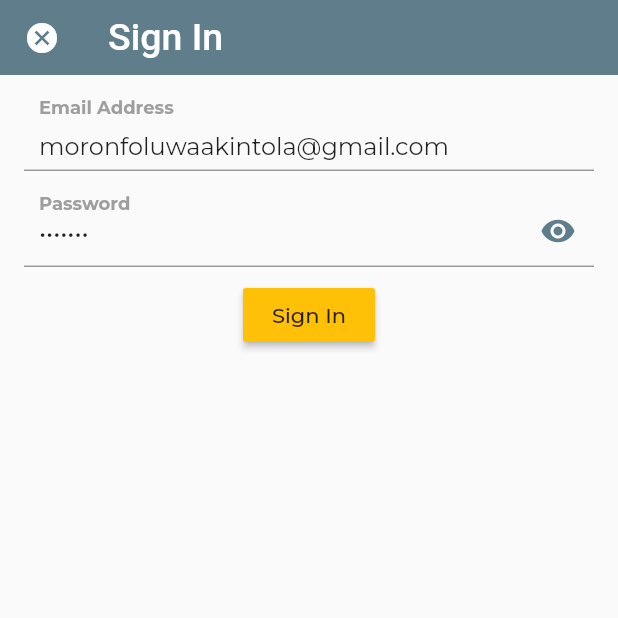
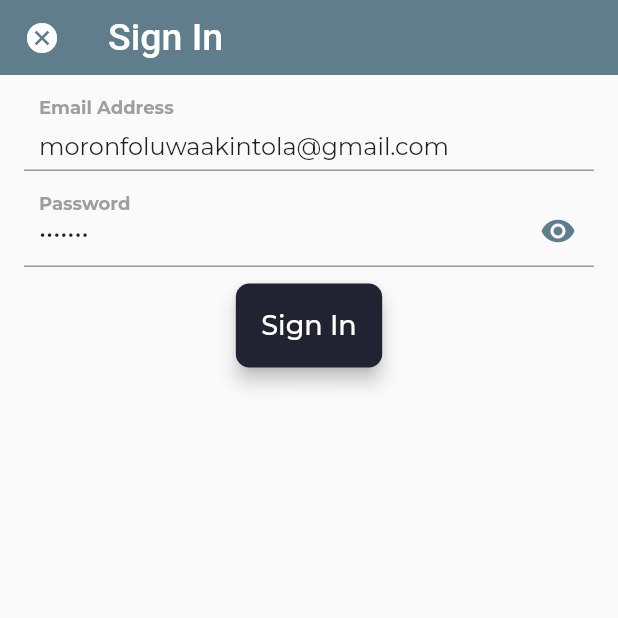
Before and after one commit to Foluwa/laundro-mobile, a Flutter app: the SignIn screen opened by its route, on a phone screen of 412 x 824 dp, the top half of it. Run offline on Flutter 3.47's test engine with Material 2 defaults, Android fonts, the light colour scheme and no system bars; our stand-ins replace dio, google_fonts, hive, hive_flutter, page_transition, shared_preferences and 2 more; accounts and stored records are empty; generated files the repository leaves out were written again; network calls fail; Roboto replaces fonts that are missing (Klasik).

Commit message:
Reworking ui

```diff
--- a/lib/api/laundry.dart
+++ b/lib/api/laundry.dart
@@ -3,7 +3,7 @@ import 'package:dio/dio.dart';
 import '../models/category.dart';
 import '../models/currency.dart';
 import '../models/location.dart';
-import '../models/products.dart';
+import '../models/product.dart';
 import '../utils/api_routes.dart';
 import 'Exceptions/dio_exception.dart';
 
--- a/lib/models/location.dart
+++ b/lib/models/location.dart
@@ -13,21 +13,24 @@ class LocationList {
 class Location {
   int id;
   String location;
+  double price;
 
   Location({
     required this.id,
     required this.location,
+    required this.price,
   });
 
   factory Location.fromJson(Map<String, dynamic> location) {
     return Location(
       id: location['id'],
       location: location['Place'],
+      price: location['Price'],
     );
   }
 
   @override
   String toString() {
-    return 'id: ${id}, location: ${location}';
+    return 'id: ${id}, location: ${location}, price: ${price}';
   }
 }
--- a/lib/models/order.dart
+++ b/lib/models/order.dart
@@ -1,8 +1,11 @@
-/// User
-// [User] User
+import 'location.dart';
+import 'product.dart';
+
+/// User [
+// [User] User [User making the request]
 // [String] Order Id
 // [String] Email Address
-// [String] First Name
+// [String] First Name [User the request is being made for]
 // [String] Last Name
 // [Long Number] Phone Number
 // [String] Home Address
@@ -27,3 +30,80 @@
 
 // [String] Created_date
 // [String] Updated_date
+
+/// ProductList
+class OrderList {
+  List<Order> order;
+  OrderList({required this.order});
+
+  factory OrderList.fromJson(product) {
+    print('INSIDE OrderList $product');
+    final operations = product as List;
+    final data = operations.map((f) => Order.fromJson(f)).toList();
+    return OrderList(order: data);
+  }
+}
+
+class Order {
+  int id;
+  String order_id;
+  String payment_method;
+  Location user_location;
+  double total_price;
+  double delivery_price;
+  String additional_notes;
+  String delivery_address;
+
+  String delivery_pickup_time;
+
+  bool is_drop_in;
+  bool drop_in_time;
+  Product product;
+  //User user;
+
+  Order({
+    required this.id,
+    required this.order_id,
+    required this.description,
+    required this.price,
+    required this.sub_category_id,
+    required this.qty,
+  });
+
+  factory Order.fromJson(Map<String, dynamic> order) {
+    // print('PRICE: ${product['Price']}');
+    return Order(
+      id: order['id'],
+      name: order['Name'],
+      description: order['Description'],
+      price: order['Price'].toDouble(),
+      sub_category_id: order['sub_category']['id'],
+      qty: 0,
+    );
+  }
+
+  Order.fromMap(Map<String, dynamic> res)
+      : id = res['id'],
+        name = res['name'],
+        description = res['description'],
+        price = res['price'],
+        sub_category_id = res['sub_category_id'],
+        qty = res['qty'];
+
+  Map<String, Object?> toMap() {
+    return {
+      'id': id,
+      'name': name,
+      'description': description,
+      'price': price,
+      'sub_category_id': sub_category_id,
+      'qty': qty
+    };
+  }
+
+  @override
+  String toString() {
+    // ignore: lines_longer_than_80_chars
+    return 'id: ${id}, name: $name, sub_category_id $sub_category_id, Quantity $qty';
+  }
+}
--- a/lib/providers/laundry_provider.dart
+++ b/lib/providers/laundry_provider.dart
@@ -4,7 +4,7 @@ import 'package:flutter/material.dart';
 import '../models/category.dart';
 import '../models/currency.dart';
 import '../models/location.dart';
-import '../models/products.dart';
+import '../models/product.dart';
 import '../widgets/Payments/payment_options.dart';
 
 class LaundryProvider extends ChangeNotifier {
--- a/lib/routes.dart
+++ b/lib/routes.dart
@@ -1,6 +1,5 @@
 import 'package:flutter/cupertino.dart';
 import 'package:flutter/material.dart';
-import 'package:laundro/screens/single_order.dart';
 import 'package:page_transition/page_transition.dart';
 
 import 'screens/account.dart';
@@ -13,6 +12,7 @@ import 'screens/order_history.dart';
 import 'screens/search.dart';
 import 'screens/signin.dart';
 import 'screens/signup.dart';
+import 'screens/single_order.dart';
 
 class RouteGenerator {
   static Route<dynamic> generateRoute(RouteSettings settings) {
@@ -38,7 +38,7 @@ class RouteGenerator {
             type: PageTransitionType.bottomToTop, child: const OrderHistory());
       case '/single_order':
         return PageTransition(
-            type: PageTransitionType.bottomToTop, child: SingleOrder());
+            type: PageTransitionType.bottomToTop, child: const SingleOrder());
       case '/account':
         return PageTransition(
             type: PageTransitionType.topToBottom, child: const Account());
--- a/lib/screens/search.dart
+++ b/lib/screens/search.dart
@@ -1,7 +1,7 @@
 import 'package:flutter/material.dart';
 import 'package:provider/provider.dart';
 
-import '../models/products.dart';
+import '../models/product.dart';
 import '../providers/laundry_provider.dart';
 import '../widgets/bottom_cart.dart';
 import '../widgets/search_widget.dart';
--- a/lib/screens/signin.dart
+++ b/lib/screens/signin.dart
@@ -78,13 +78,40 @@ class _SignInState extends State<SignIn> {
                   textInputType: TextInputType.text,
                   textValidator: FormValidate.validatePassword,
                 ),
-                ButtonWidget(
-                    text: 'Sign In',
-                    onClicked: () => btnLoading ? null : userSignIn(),
-                    color: Colors.amber,
-                    paddingValue: 6.0,
-                    btnStatus: btnLoading,
-                    style: const TextStyle())
+                // ButtonWidget(
+                //     text: 'Sign In',
+                //     onClicked: () => btnLoading ? null : userSignIn(),
+                //     color: Colors.amber,
+                //     paddingValue: 6.0,
+                //     btnStatus: btnLoading,
+                //     style: const TextStyle())
+
+                Padding(
+                  padding: const EdgeInsets.symmetric(vertical: 3.0),
+                  child: MaterialButton(
+                    elevation: 5.0,
+                    shape: btnLoading
+                        ? const CircleBorder()
+                        : RoundedRectangleBorder(
+                            borderRadius: BorderRadius.circular(9.0)),
+                    onPressed: () => btnLoading ? null : userSignIn(),
+                    padding: const EdgeInsets.all(12),
+                    color: Constants.bgColor,
+                    child: Padding(
+                      padding: const EdgeInsets.all(5.0),
+                      child: btnLoading
+                          ? CircularProgressIndicator(
+                              backgroundColor: Constants.white,
+                              valueColor: const AlwaysStoppedAnimation<Color>(
+                                  Colors.yellow))
+                          : const Text(
+                              'Sign In',
+                              style: TextStyle(
+                                  color: Colors.white, fontSize: 18.0),
+                            ),
+                    ),
+                  ),
+                ),
               ],
             ),
           ),
--- a/lib/screens/single_order.dart
+++ b/lib/screens/single_order.dart
@@ -1,11 +1,11 @@
 import 'package:flutter/cupertino.dart';
 import 'package:flutter/material.dart';
-import 'package:laundro/widgets/order_timeline.dart';
 
 import '../widgets/app_header.dart';
+import '../widgets/order_timeline.dart';
 
 class SingleOrder extends StatefulWidget {
-  // const SingleOrder({required Key key}) : super(key: key);
+  const SingleOrder({Key? key}) : super(key: key);
 
   @override
   _SingleOrderState createState() => _SingleOrderState();
--- a/lib/widgets/single_product.dart
+++ b/lib/widgets/single_product.dart
@@ -3,7 +3,7 @@ import 'package:flutter/material.dart';
 import 'package:provider/provider.dart';
 
 import '../models/cart.dart';
-import '../models/products.dart';
+import '../models/product.dart';
 import '../providers/laundry_provider.dart';
 import '../utils/boxes.dart';
 import '../utils/utils.dart';
--- a/pubspec.yaml
+++ b/pubspec.yaml
@@ -37,6 +37,7 @@ dependency_overrides:
 #  cached_network_image: ^3.1.0
   cupertino_icons: ^1.0.3
   dio: ^4.0.0
+  flutter_paystack: ^1.0.5+1
 #  flutter_showcase:
   google_fonts: ^2.1.0
 #  introduction_screen: ^2.1.0
```
Also changed, not shown: lib/api/order.dart (+21 -13 lines), lib/screens/category.dart (+9 -3 lines), lib/screens/checkout.dart (+47 -11 lines), lib/models/product.dart (renamed from lib/models/products.dart), pubspec.lock.
